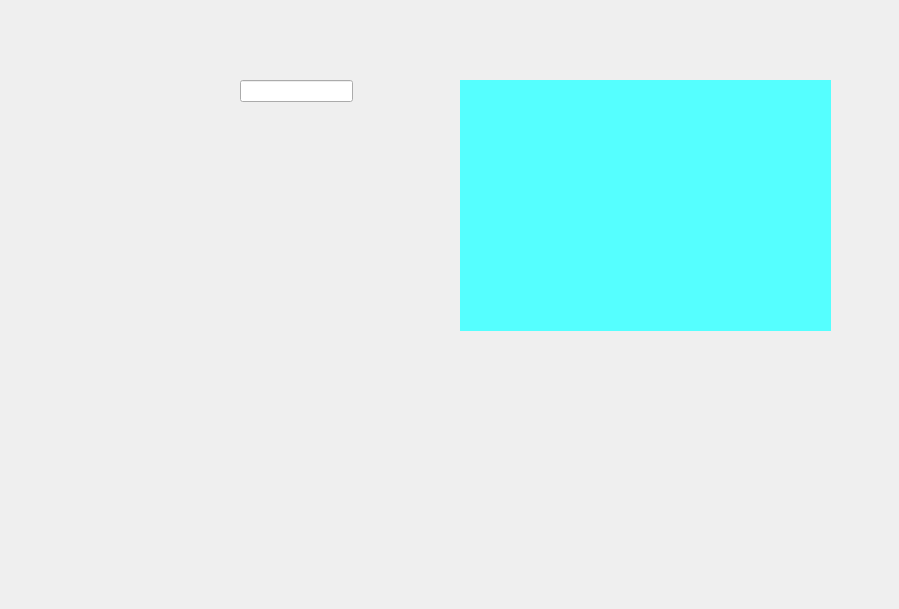
First picture: the form in arduinodialog.ui, repository 24-25PCPP2A27/projet2a-2a27-smart-clothing-store, before the edit.
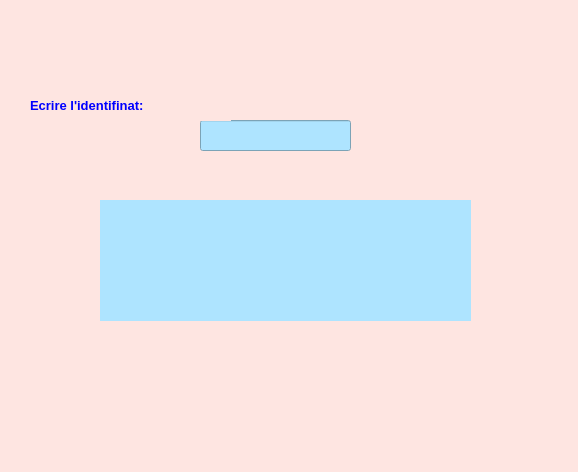
Second picture: the form after the edit. Icons and pictures are not drawn.

```diff
--- a/arduinodialog.ui
+++ b/arduinodialog.ui
@@ -6,24 +6,29 @@
    <rect>
     <x>0</x>
     <y>0</y>
-    <width>899</width>
-    <height>609</height>
+    <width>578</width>
+    <height>472</height>
    </rect>
   </property>
   <property name="windowTitle">
    <string>Dialog</string>
   </property>
+  <property name="styleSheet">
+   <string notr="true"> background :rgb(254, 229, 225)</string>
+  </property>
   <widget class="QLabel" name="label">
    <property name="geometry">
     <rect>
-     <x>460</x>
-     <y>80</y>
+     <x>100</x>
+     <y>200</y>
      <width>371</width>
-     <height>251</height>
+     <height>121</height>
     </rect>
    </property>
    <property name="styleSheet">
-    <string notr="true"> background :rgb(85, 255, 255)</string>
+    <string notr="true">background :rgb(174, 228, 255)
+
+</string>
    </property>
    <property name="text">
     <string/>
@@ -32,11 +37,47 @@
   <widget class="QLineEdit" name="lineEdit">
    <property name="geometry">
     <rect>
-     <x>240</x>
-     <y>80</y>
-     <width>113</width>
-     <height>22</height>
+     <x>200</x>
+     <y>120</y>
+     <width>151</width>
+     <height>31</height>
     </rect>
+   </property>
+   <property name="styleSheet">
+    <string notr="true">background :rgb(174, 228, 255)
+</string>
+   </property>
+  </widget>
+  <widget class="QLabel" name="label_2">
+   <property name="geometry">
+    <rect>
+     <x>30</x>
+     <y>90</y>
+     <width>201</width>
+     <height>31</height>
+    </rect>
+   </property>
+   <property name="text">
+    <string>&lt;html&gt;&lt;head/&gt;&lt;body&gt;&lt;p&gt;&lt;span style=&quot; font-size:10pt; font-weight:600; color:#0000ff;&quot;&gt;Ecrire l'identifinat:&lt;/span&gt;&lt;/p&gt;&lt;/body&gt;&lt;/html&gt;</string>
+   </property>
+  </widget>
+  <widget class="QLabel" name="label_3">
+   <property name="geometry">
+    <rect>
+     <x>490</x>
+     <y>380</y>
+     <width>81</width>
+     <height>61</height>
+    </rect>
+   </property>
+   <property name="text">
+    <string/>
+   </property>
+   <property name="pixmap">
+    <pixmap>../smart boutique/smartFit.png</pixmap>
+   </property>
+   <property name="scaledContents">
+    <bool>true</bool>
    </property>
   </widget>
  </widget>
```
